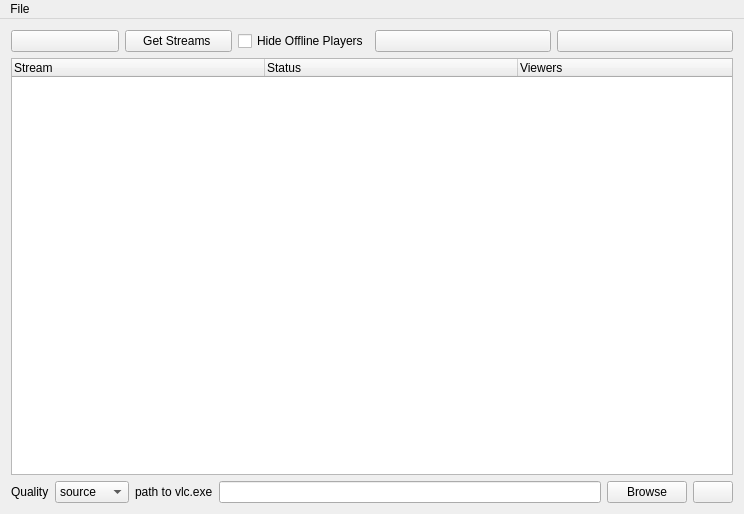
pomidi/TwitchLivestreamer, file ui/mainwindow.ui: the form before one commit.
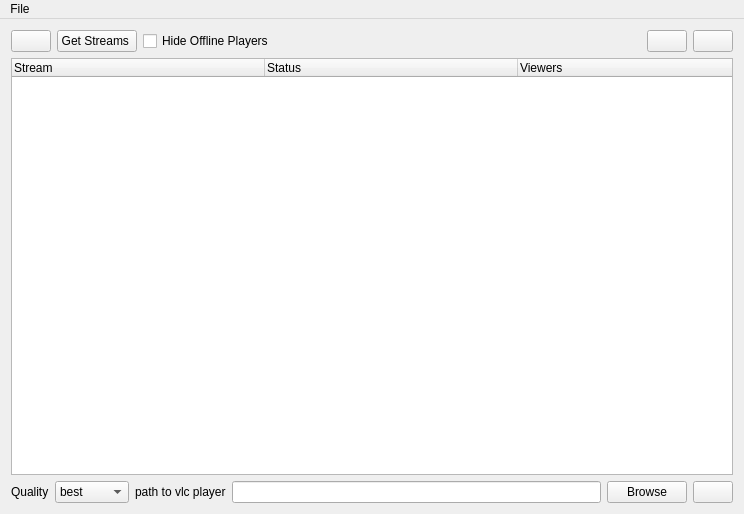
The form after the commit. Icons and pictures are not drawn.

Commit message:
Fixed a bug and added save user setting
	the bug regarding Qtcore instead of QtCore is fixed
	Wheneven the user starts the program, his previous streams will be loaded

Diff of the .ui file:
```diff
--- a/ui/mainwindow.ui
+++ b/ui/mainwindow.ui
@@ -53,6 +53,19 @@
         </item>
        </layout>
       </item>
+      <item>
+       <spacer name="horizontalSpacer">
+        <property name="orientation">
+         <enum>Qt::Horizontal</enum>
+        </property>
+        <property name="sizeHint" stdset="0">
+         <size>
+          <width>40</width>
+          <height>20</height>
+         </size>
+        </property>
+       </spacer>
+      </item>
       <item>
        <layout class="QHBoxLayout" name="horizontalLayout_3">
         <item>
@@ -98,6 +111,11 @@
       </item>
       <item>
        <widget class="QComboBox" name="QualityBox">
+        <item>
+         <property name="text">
+          <string>best</string>
+         </property>
+        </item>
         <item>
          <property name="text">
           <string>source</string>
@@ -123,7 +141,7 @@
       <item>
        <widget class="QLabel" name="label_2">
         <property name="text">
-         <string>path to vlc.exe</string>
+         <string>path to vlc player</string>
         </property>
        </widget>
       </item>
```
Left out of the diff: 86 changed lines with no effect on the pictures. The commit also changes 2 other files.
